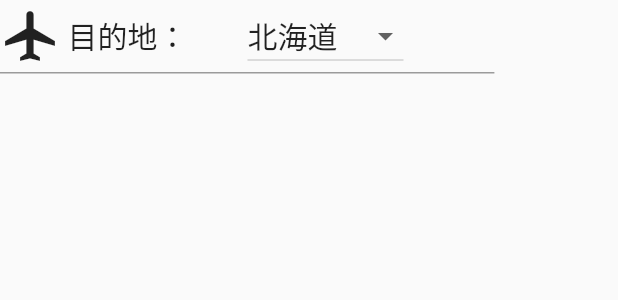
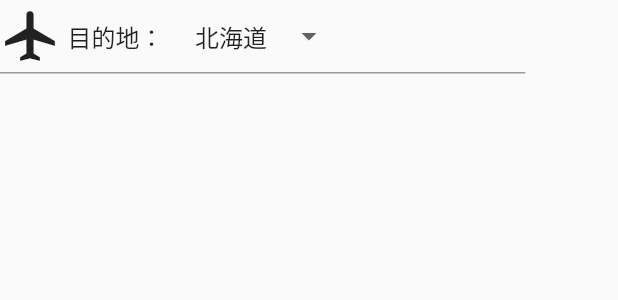
Before and after one commit to hachimitsuboy/intern_trip, a Flutter app: the GoalDropDownButton widget shown alone on an empty page, opened directly, on a phone screen of 412 x 824 dp. Shown: the top 300 px of the screen. Run offline on Flutter 3.47's test engine with Material 2 defaults, Android fonts, the light colour scheme and no system bars; our stand-ins replace firebase_auth, firebase_core, flutter_riverpod, lottie, riverpod; accounts and stored records are empty.

Commit message:
全体的なフォントサイズの変更

```diff
--- a/lib/view/home_screen/children/departure_date_picker.dart
+++ b/lib/view/home_screen/children/departure_date_picker.dart
@@ -11,7 +11,7 @@ class DepartureDatePicker extends ConsumerWidget {
     return Container(
       decoration: const BoxDecoration(
           border: Border(bottom: BorderSide(color: Colors.black38))),
-      width: MediaQuery.of(context).size.width * 0.8,
+      width: MediaQuery.of(context).size.width * 0.85,
       child: Row(
         children: [
           const Icon(
@@ -20,13 +20,13 @@ class DepartureDatePicker extends ConsumerWidget {
           ),
           const Text(
             '出発日： ',
-            style: TextStyle(fontSize: 20),
+            style: TextStyle(fontSize: 16),
           ),
           TextButton(
             onPressed: () => _selectDate(context, ref),
             child: Text(
               departureDate,
-              style: const TextStyle(fontSize: 20),
+              style: const TextStyle(fontSize: 16),
             ),
           ),
         ],
--- a/lib/view/home_screen/children/goal_drop_down_button.dart
+++ b/lib/view/home_screen/children/goal_drop_down_button.dart
@@ -66,7 +66,7 @@ class GoalDropDownButton extends ConsumerWidget {
           ),
         ),
       ),
-      width: MediaQuery.of(context).size.width * 0.8,
+      width: MediaQuery.of(context).size.width * 0.85,
       child: Row(
         children: [
           const Icon(
@@ -74,9 +74,10 @@ class GoalDropDownButton extends ConsumerWidget {
             size: 40,
           ),
           const SizedBox(width: 5),
-          const Text('目的地：　', style: TextStyle(fontSize: 20)),
-          const SizedBox(width: 20),
+          const Text('目的地：　', style: TextStyle(fontSize: 16)),
+          const SizedBox(width: 5),
           DropdownButton(
+            underline: const SizedBox(),
             value: dropdownValue,
             items: prefectures.map<DropdownMenuItem<String>>(
               (String value) {
@@ -84,7 +85,7 @@ class GoalDropDownButton extends ConsumerWidget {
                   value: value,
                   child: Text(
                     value,
-                    style: const TextStyle(fontSize: 20),
+                    style: const TextStyle(fontSize: 16),
                   ),
                 );
               },
```
